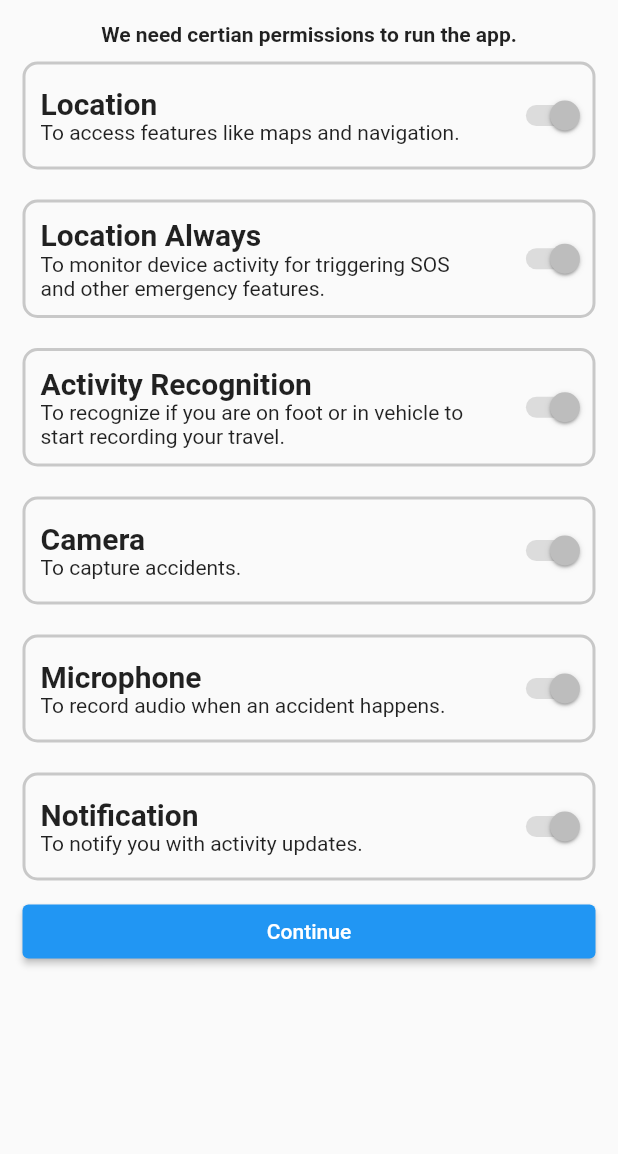
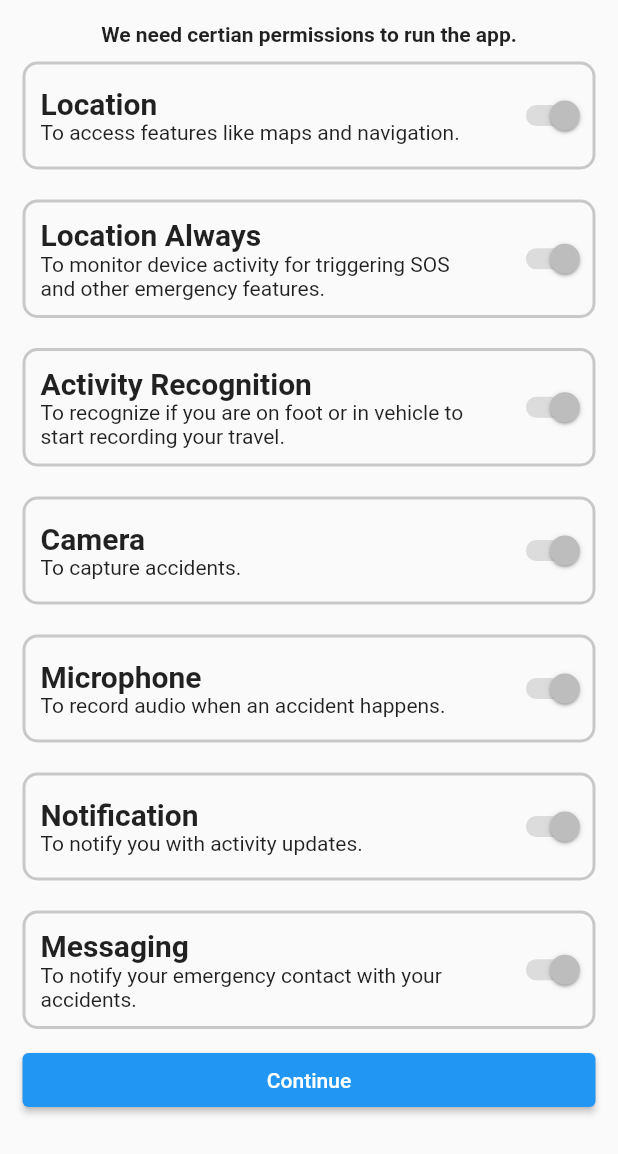
Before and after one commit to Nana-Kwame-bot/buzz_ai, a Flutter app: the RequestPermission screen opened directly, on a phone screen of 412 x 824 dp. Shown: the top 1154 px of the screen. Run offline on Flutter 3.47's test engine with Material 2 defaults, Android fonts, the phone set to English and light mode, and no system bars; drawn by our look-alikes of auto_size_text; our stand-ins replace awesome_notifications, cloud_firestore, connectivity_plus, fancy_bottom_navigation, firebase_auth, firebase_core and 18 more; missing offline and left inert: activity_recognition_flutter, bringtoforeground, flutter_background_service, flutter_google_places, flutter_polyline_points, google_api_headers and 6 more; accounts and stored records are empty; statements that could not run were skipped.

Commit message:
Sending sms to emergency contacts on accident

```diff
--- /dev/null
+++ b/lib/global/all_permissions.dart
@@ -0,0 +1,41 @@
+import 'package:permission_handler/permission_handler.dart';
+
+List<Map<String, dynamic>> allPermissions = [
+  {
+    "permission": Permission.location,
+    "name": "Location",
+    "description": "To access features like maps and navigation.",
+  },
+  {
+    "permission": Permission.locationAlways,
+    "name": "Location Always",
+    "description":
+        "To monitor device activity for triggering SOS and other emergency features.",
+  },
+  {
+    "permission": Permission.activityRecognition,
+    "name": "Activity Recognition",
+    "description":
+        "To recognize if you are on foot or in vehicle to start recording your travel.",
+  },
+  {
+    "permission": Permission.camera,
+    "name": "Camera",
+    "description": "To capture accidents.",
+  },
+  {
+    "permission": Permission.microphone,
+    "name": "Microphone",
+    "description": "To record audio when an accident happens.",
+  },
+  {
+    "permission": Permission.notification,
+    "name": "Notification",
+    "description": "To notify you with activity updates.",
+  },
+  {
+    "permission": Permission.sms,
+    "name": "Messaging",
+    "description": "To notify your emergency contact with your accidents.",
+  },
+];
--- a/lib/screens/misc/request_permission.dart
+++ b/lib/screens/misc/request_permission.dart
@@ -1,6 +1,7 @@
 import 'dart:async';
 
 import 'package:auto_size_text/auto_size_text.dart';
+import 'package:buzz_ai/global/all_permissions.dart';
 import 'package:buzz_ai/screens/bottom_navigation/bottom_navigation.dart';
 import 'package:buzz_ai/widgets/issue_notifier.dart';
 import 'package:flutter/material.dart';
@@ -10,40 +11,7 @@ import 'package:provider/provider.dart';
 import 'package:shared_preferences/shared_preferences.dart';
 
 class RequestPermission extends StatelessWidget {
-  final List<Map<String, dynamic>> _allPermissions = [
-    {
-      "permission": Permission.location,
-      "name": "Location",
-      "description": "To access features like maps and navigation.",
-    },
-    {
-      "permission": Permission.locationAlways,
-      "name": "Location Always",
-      "description":
-          "To monitor device activity for triggering SOS and other emergency features.",
-    },
-    {
-      "permission": Permission.activityRecognition,
-      "name": "Activity Recognition",
-      "description":
-          "To recognize if you are on foot or in vehicle to start recording your travel.",
-    },
-    {
-      "permission": Permission.camera,
-      "name": "Camera",
-      "description": "To capture accidents.",
-    },
-    {
-      "permission": Permission.microphone,
-      "name": "Microphone",
-      "description": "To record audio when an accident happens.",
-    },
-    {
-      "permission": Permission.notification,
-      "name": "Notification",
-      "description": "To notify you with activity updates.",
-    },
-  ];
+  final List<Map<String, dynamic>> _allPermissions = allPermissions;
 
   RequestPermission({Key? key}) : super(key: key);
 
--- a/pubspec.yaml
+++ b/pubspec.yaml
@@ -76,6 +76,7 @@ dependencies:
   provider: ^6.0.1
   connectivity_plus: ^2.2.0
   record: ^3.0.2
+  telephony: ^0.1.4
   bringtoforeground:  # Only works in android
     git:
       url: https://github.com/Tatunchamon/bring_to_foreground.git
```
Also changed, not shown: lib/screens/sos/sos_main.dart (+36 -2 lines), lib/screens/splashscreen/splashscreen.dart (+27 -3 lines), pubspec.lock, 1 other file.
